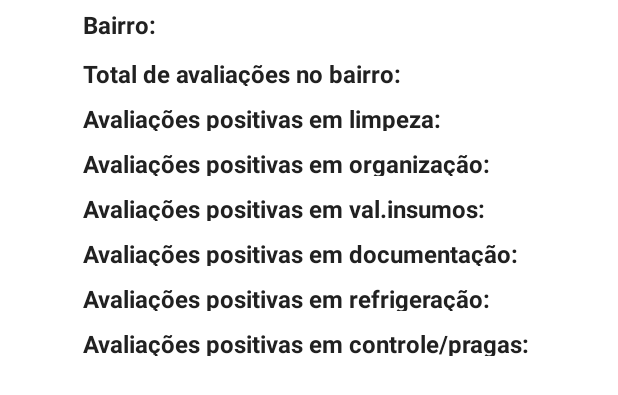
After one commit to cahcastroc/sou-fiscal-tp3-infnet, an Android app: the layout dados_sintetizados_linha.xml on its own in the app's theme, with its tools: preview values and no code run, on a phone screen of 412 x 824 dp. The commit adds this screen. Shown: the top 395 px of the screen. Run offline under Robolectric (Android 15) with nearby library versions, the phone set to English and light mode, and no system bars; Roboto replaces fonts that are not available here.

Commit message:
Relatório por bairro

```diff
--- a/app/src/main/java/br/edu/infnet/soufiscal/ConsultaFragment.kt
+++ b/app/src/main/java/br/edu/infnet/soufiscal/ConsultaFragment.kt
@@ -48,7 +48,7 @@ class ConsultaFragment : Fragment(), RecyclerViewItemListener {
 
         //--- Não consegui desencriptar depois que enviei para o banco. Não encontrei soluções válidas
         //--- para isso com o Firestore, somente com o Room/Sql (através do conteúdo ministrado pelo Prof. com o uso do TypeConverter e
-        //--- a criação de um tipo específico). Logo não realizei a encriptação do nome do bairro devido a necessidade dele para o relatório sintético.
+        //--- a criação de um tipo específico). Logo não realizei a encriptação do nome e do bairro devido a necessidade deles para o relatório sintético.
 
 
                     avaliacoesUsuario.forEach {
--- a/app/src/main/java/br/edu/infnet/soufiscal/OpcoesFragment.kt
+++ b/app/src/main/java/br/edu/infnet/soufiscal/OpcoesFragment.kt
@@ -38,7 +38,7 @@ class OpcoesFragment : Fragment() {
 
         val btDados = view.findViewById<Button>(R.id.btDados)
         btDados.setOnClickListener {
-
+            navController.navigate(R.id.action_opcoesFragment_to_dadosSintetizadosFragment)
         }
 
 
--- a/app/src/main/java/br/edu/infnet/soufiscal/recyclerView/RecyclerViewItemListener.kt
+++ b/app/src/main/java/br/edu/infnet/soufiscal/recyclerView/RecyclerViewItemListener.kt
@@ -9,4 +9,6 @@ interface RecyclerViewItemListener {
 
     fun recyclerViewItemDeletarClicked(view: View, id: String)
 
+
+
 }
--- /dev/null
+++ b/app/src/main/res/layout/dados_sintetizados_linha.xml
@@ -0,0 +1,193 @@
+<?xml version="1.0" encoding="utf-8"?>
+<androidx.constraintlayout.widget.ConstraintLayout xmlns:android="http://schemas.android.com/apk/res/android"
+    xmlns:app="http://schemas.android.com/apk/res-auto"
+    android:layout_width="match_parent"
+    android:layout_height="wrap_content"
+    android:layout_marginBottom="10dp"
+    android:background="#36FFFFFF">
+
+    <TableLayout
+        android:layout_width="wrap_content"
+        android:layout_height="wrap_content"
+        app:layout_constraintEnd_toEndOf="parent"
+        app:layout_constraintStart_toStartOf="parent"
+        app:layout_constraintTop_toTopOf="parent">
+
+        <TableRow
+            android:layout_width="match_parent"
+            android:layout_height="match_parent">
+
+            <TextView
+                android:id="@+id/textView"
+                android:layout_width="wrap_content"
+                android:layout_height="wrap_content"
+                android:padding="5dp"
+                android:text="Bairro:"
+                android:textSize="16sp"
+                android:textStyle="bold" />
+
+            <TextView
+                android:id="@+id/tvNomeBairro"
+                android:layout_width="wrap_content"
+                android:layout_height="wrap_content"
+                android:textAlignment="textEnd"
+                android:textStyle="bold" />
+        </TableRow>
+
+        <TableRow
+            android:layout_width="match_parent"
+            android:layout_height="match_parent"
+            android:background="#36FFFFFF"
+            android:padding="5dp">
+
+            <TextView
+                android:id="@+id/textView2"
+                android:layout_width="match_parent"
+                android:layout_height="match_parent"
+                android:text="Total de avaliações no bairro:"
+                android:textSize="16sp"
+                android:textStyle="bold" />
+
+            <TextView
+                android:id="@+id/tvQtdPorBairro"
+                android:layout_width="wrap_content"
+                android:layout_height="wrap_content"
+                android:textAlignment="textEnd"
+                android:textStyle="bold" />
+
+        </TableRow>
+
+        <TableRow
+            android:layout_width="match_parent"
+            android:layout_height="match_parent"
+            android:padding="5dp">
+
+            <TextView
+                android:id="@+id/textView3"
+                android:layout_width="match_parent"
+                android:layout_height="match_parent"
+                android:text="Avaliações positivas em limpeza: "
+                android:textSize="16sp"
+                android:textStyle="bold" />
+
+
+            <TextView
+                android:id="@+id/tvQtdLimpeza"
+                android:layout_width="wrap_content"
+                android:layout_height="wrap_content"
+                android:textAlignment="viewEnd"
+                android:textStyle="bold" />
+        </TableRow>
+
+        <TableRow
+            android:layout_width="match_parent"
+            android:layout_height="match_parent"
+            android:padding="5dp">
+
+            <TextView
+                android:id="@+id/textView4"
+                android:layout_width="match_parent"
+                android:layout_height="match_parent"
+                android:text="Avaliações positivas em organização: "
+                android:textSize="16sp"
+                android:textStyle="bold" />
+
+
+            <TextView
+                android:id="@+id/tvQtdOrganizacao"
+                android:layout_width="wrap_content"
+                android:layout_height="wrap_content"
+                android:textAlignment="viewEnd"
+                android:textStyle="bold" />
+        </TableRow>
+
+        <TableRow
+            android:layout_width="match_parent"
+            android:layout_height="match_parent"
+            android:padding="5dp">
+
+            <TextView
+                android:id="@+id/textView5"
+                android:layout_width="match_parent"
+                android:layout_height="match_parent"
+                android:text="Avaliações positivas em val.insumos: "
+                android:textSize="16sp"
+                android:textStyle="bold" />
+
+
+            <TextView
+                android:id="@+id/tvQtdValidade"
+                android:layout_width="wrap_content"
+                android:layout_height="wrap_content"
+                android:textAlignment="viewEnd"
+                android:textStyle="bold" />
+        </TableRow>
+
+        <TableRow
+            android:layout_width="match_parent"
+            android:layout_height="match_parent"
+            android:padding="5dp">
+
+            <TextView
+                android:id="@+id/textView6"
+                android:layout_width="match_parent"
+                android:layout_height="match_parent"
+                android:text="Avaliações positivas em documentação: "
+                android:textSize="16sp"
+                android:textStyle="bold" />
+
+
+            <TextView
+                android:id="@+id/tvQtdDocumentacao"
+                android:layout_width="wrap_content"
+                android:layout_height="wrap_content"
+                android:textAlignment="viewEnd"
+                android:textStyle="bold" />
+        </TableRow>
+
+        <TableRow
+            android:layout_width="match_parent"
+            android:layout_height="match_parent"
+            android:padding="5dp">
+
+            <TextView
+                android:id="@+id/textView8"
+                android:layout_width="match_parent"
+                android:layout_height="match_parent"
+                android:text="Avaliações positivas em refrigeração: "
+                android:textSize="16sp"
+                android:textStyle="bold" />
+
+
+            <TextView
+                android:id="@+id/tvQtdRefrigeracao"
+                android:layout_width="wrap_content"
+                android:layout_height="wrap_content"
+                android:textAlignment="viewEnd"
+                android:textStyle="bold" />
+        </TableRow>
+
+        <TableRow
+            android:layout_width="match_parent"
+            android:layout_height="match_parent"
+            android:padding="5dp">
+
+            <TextView
+                android:id="@+id/textView7"
+                android:layout_width="match_parent"
+                android:layout_height="match_parent"
+                android:text="Avaliações positivas em controle/pragas: "
+                android:textSize="16sp"
+                android:textStyle="bold" />
+
+
+            <TextView
+                android:id="@+id/tvQtdControle"
+                android:layout_width="wrap_content"
+                android:layout_height="wrap_content"
+                android:textAlignment="viewEnd"
+                android:textStyle="bold" />
+        </TableRow>
+    </TableLayout>
+
+</androidx.constraintlayout.widget.ConstraintLayout>
```
Also changed, not shown: app/src/main/java/br/edu/infnet/soufiscal/DadosSintetizadosFragment.kt (added, +133 -0 lines), app/src/main/java/br/edu/infnet/soufiscal/dao/AvaliacaoDao.kt (+10 -0 lines), app/src/main/java/br/edu/infnet/soufiscal/recyclerView/DadosSintetizadosAdapter.kt (added, +111 -0 lines), app/src/main/res/layout/fragment_dados_sintetizados.xml (added, +28 -0 lines), app/src/main/res/navigation/nav.xml (+12 -0 lines).
